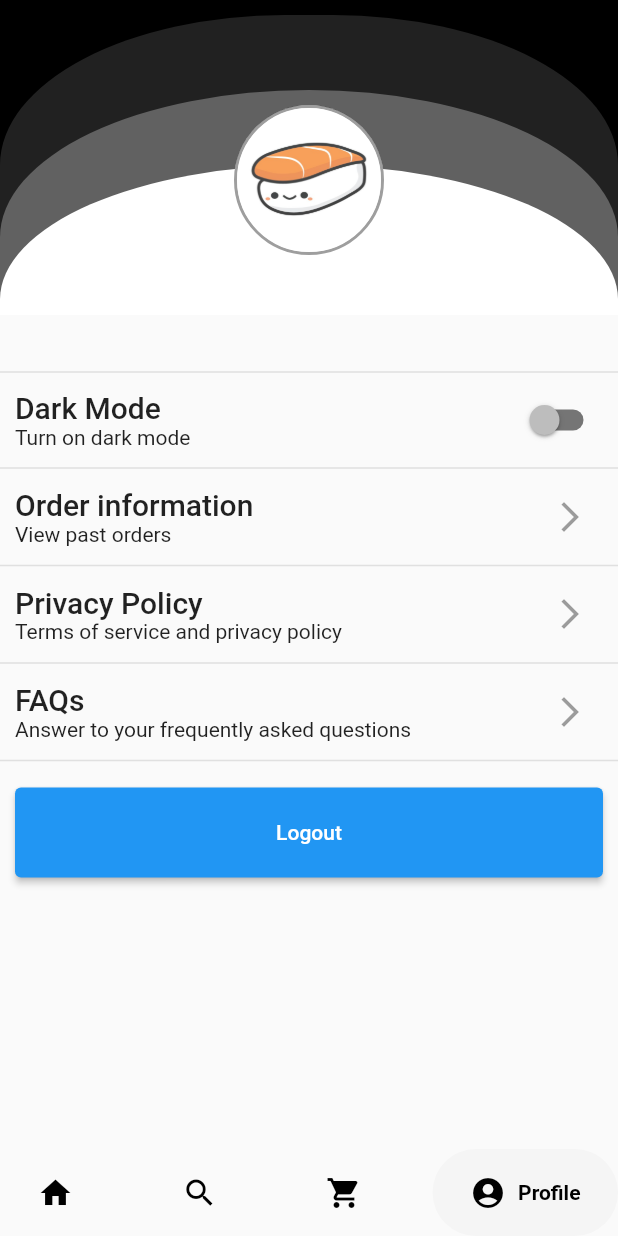
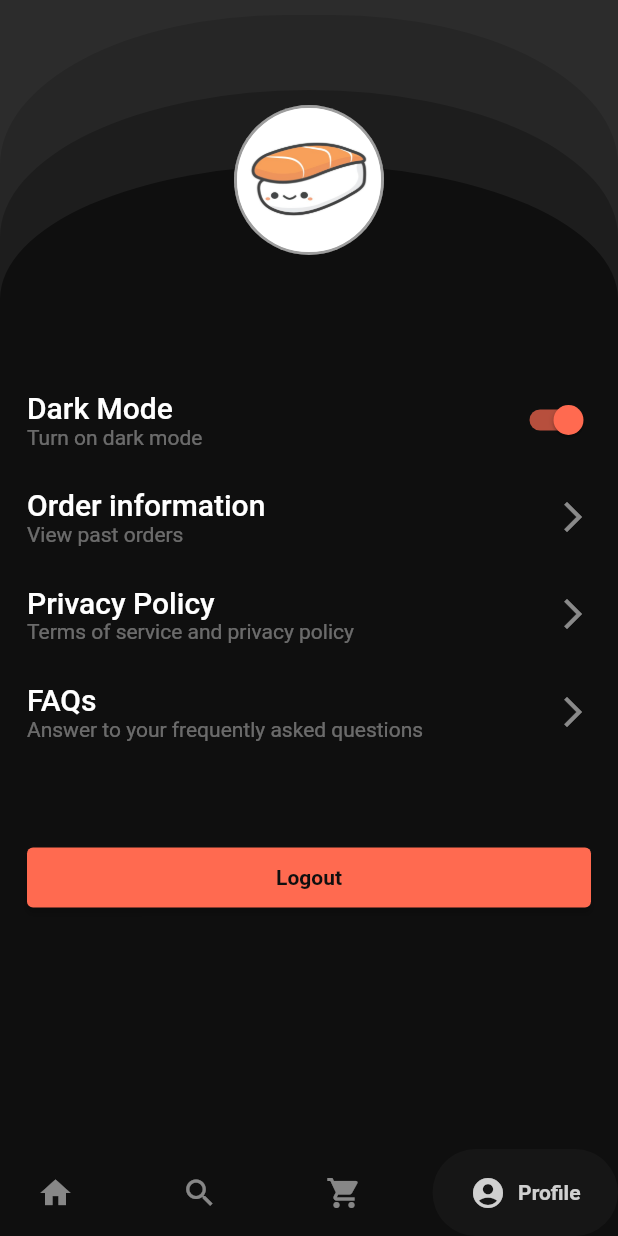
Before and after one commit to sufiyaanusmani/Blink, a Flutter app: the MainNavigator screen opened directly with empty values, item 4 of the bottom bar chosen, on a phone screen of 412 x 824 dp. Run offline on Flutter 3.47's test engine with Material 2 defaults, Android fonts, the phone set to English and light mode, and no system bars; drawn by our look-alikes of google_nav_bar; our stand-ins replace animated_text_kit, flutter_slidable, google_fonts, loading_animation_widget, shared_preferences, shimmer and 1 more; missing offline and left inert: animated_snack_bar, mysql_client, slide_to_act_reborn; accounts and stored records are empty.

Commit message:
dark mode enabled on screens

```diff
--- /dev/null
+++ b/lib/classes/UiColor.dart
@@ -0,0 +1,27 @@
+import 'package:flutter/material.dart';
+
+class ui {
+  static List<Color> colors = [
+    Color.fromARGB(255, 15, 15, 15), // 0
+    const Color.fromARGB(255, 35, 35, 35), // 1
+    const Color.fromARGB(255, 50, 50, 50), // 2
+    Colors.grey.shade600, // 3
+    const Color.fromARGB(190, 255, 255, 255), // 4
+    Color.fromARGB(255, 46, 46, 46), // 5
+    Colors.white38,  //6
+    Color(0xFFFF4500), //7
+    Color.fromARGB(158, 255, 109, 31), //8
+    Color(0xFF00CED1), //9
+    Color.fromARGB(255, 255, 106, 80), //10
+  ];
+
+  static Color val(int index) {
+    return colors[index];
+  }
+  static Color txt() {
+    return colors[4];
+  }
+  static Color txtop() {
+    return colors[6];
+  }
+}
--- a/lib/components/hours.dart
+++ b/lib/components/hours.dart
@@ -14,7 +14,7 @@ class MyHours extends StatelessWidget {
           hours < 10 ? '0$hours' : hours.toString(),
           style: const TextStyle(
             fontSize: 40,
-            color: Color.fromARGB(255, 2, 2, 2),
+            color: Colors.white70,
             // fontWeight: FontWeight.bold,
           ),
         ),
--- a/lib/components/minutes.dart
+++ b/lib/components/minutes.dart
@@ -14,7 +14,7 @@ class MyMinutes extends StatelessWidget {
           mins < 10 ? '0$mins' : mins.toString(),
           style: const TextStyle(
             fontSize: 40,
-            color: Color.fromARGB(255, 0, 0, 0),
+            color: Colors.white70,
           ),
         ),
       ),
--- a/lib/components/restaurant_card.dart
+++ b/lib/components/restaurant_card.dart
@@ -2,6 +2,8 @@ import 'package:flutter/material.dart';
 import 'package:food_delivery/mysql.dart';
 import 'package:food_delivery/screens/restaurant_screen.dart';
 import 'package:food_delivery/classes/restaurant.dart';
+
+import 'package:food_delivery/classes/UIColor.dart';
 
 class RestaurantCard extends StatelessWidget {
   final Restaurant restaurant;
@@ -22,7 +24,7 @@ class RestaurantCard extends StatelessWidget {
         ),
         decoration: BoxDecoration(
           borderRadius: BorderRadius.circular(20),
-          color: Colors.grey.shade800,
+          color: ui.val(1),
         ),
         child: Column(
           crossAxisAlignment: CrossAxisAlignment.stretch,
--- a/lib/components/saved_meals.dart
+++ b/lib/components/saved_meals.dart
@@ -1,4 +1,5 @@
 import 'package:flutter/material.dart';
+import 'package:food_delivery/classes/UIColor.dart';
 
 class SavedMealsScreen extends StatefulWidget {
   const SavedMealsScreen({super.key});
@@ -15,7 +16,8 @@ class _SavedMealsScreenState extends State<SavedMealsScreen> {
 
   @override
   Widget build(BuildContext context) {
-    return const Scaffold(
+    return Scaffold(
+      backgroundColor: ui.val(0),
       body: Center(
         child: Text('Hello, Saved Meals!'),
       ),
--- a/lib/components/setting_switch.dart
+++ b/lib/components/setting_switch.dart
@@ -1,4 +1,5 @@
 import 'package:flutter/material.dart';
+import 'package:food_delivery/classes/UIColor.dart';
 
 class SettingSwitch extends StatefulWidget {
   final String primaryTitle;
@@ -19,7 +20,7 @@ class _SettingSwitchState extends State<SettingSwitch> {
   @override
   Widget build(BuildContext context) {
     return Padding(
-      padding: const EdgeInsets.symmetric(horizontal: 10),
+      padding: const EdgeInsets.only(left: 18, right: 13),
       child: Row(
         crossAxisAlignment: CrossAxisAlignment.center,
         mainAxisAlignment: MainAxisAlignment.spaceBetween,
@@ -29,14 +30,22 @@ class _SettingSwitchState extends State<SettingSwitch> {
             children: [
               Text(widget.primaryTitle,
                   style: const TextStyle(
-                      fontSize: 20, fontWeight: FontWeight.w500)),
-              Text(widget.secondaryTitle),
+                    fontSize: 20,
+                    fontWeight: FontWeight.w500,
+                    color: Colors.white,
+                  )),
+              Text(
+                widget.secondaryTitle,
+                style: const TextStyle(
+                  color: Colors.white38,
+                ),
+              ),
             ],
           ),
           Switch(
             value: widget.switchValue,
-            activeColor: Colors.orangeAccent,
-            activeTrackColor: Colors.orange,
+            activeColor: ui.val(10),
+            activeTrackColor: ui.val(10).withOpacity(0.7),
             inactiveThumbColor: Colors.grey.shade400,
             inactiveTrackColor: Colors.grey.shade600,
             onChanged: (bool value) {
--- a/lib/components/small_restaurant_card.dart
+++ b/lib/components/small_restaurant_card.dart
@@ -3,6 +3,8 @@ import 'package:flutter/material.dart';
 import 'package:food_delivery/classes/product.dart';
 
 import '../classes/cart.dart';
+
+import 'package:food_delivery/classes/UIColor.dart';
 
 class SmallRestaurantCard extends StatelessWidget {
   final String imageID;
@@ -35,7 +37,7 @@ class SmallRestaurantCard extends StatelessWidget {
         child: Container(
           // padding: EdgeInsets.all(7.0),
           decoration: BoxDecoration(
-            color: Colors.grey.shade800,
+            color: ui.val(1),
             borderRadius: const BorderRadius.all(Radius.circular(25)),
           ),
           // padding: EdgeInsets.all(7.0),
--- a/lib/components/time_selector.dart
+++ b/lib/components/time_selector.dart
@@ -22,6 +22,7 @@ class _HomePageState extends State<HomePage> {
 
     _controller = FixedExtentScrollController();
   }
+
 
   final List<int> selectedHours = [08, 09, 10, 11, 12, 01, 02, 03, 04];
   final List<int> selectedMinutes = [00, 10, 20, 30, 40, 50];
@@ -69,7 +70,7 @@ class _HomePageState extends State<HomePage> {
               ":",
               style: TextStyle(
                 fontSize: 40,
-                color: Color.fromARGB(255, 0, 0, 0),
+                color: Colors.white70,
               ),
             ),
           ),
--- a/lib/components/title_button.dart
+++ b/lib/components/title_button.dart
@@ -12,10 +12,10 @@ class TitleButton extends StatelessWidget {
 
   @override
   Widget build(BuildContext context) {
-    return GestureDetector(
+    return InkWell(
       onTap: onPressed,
       child: Padding(
-        padding: const EdgeInsets.only(left: 10, right: 20, top: 5, bottom: 5),
+        padding: const EdgeInsets.only(left: 18, right: 18, top: 5, bottom: 5),
         child: Row(
           mainAxisAlignment: MainAxisAlignment.spaceBetween,
           children: [
@@ -27,16 +27,20 @@ class TitleButton extends StatelessWidget {
                   style: const TextStyle(
                     fontSize: 20,
                     fontWeight: FontWeight.w500,
+                    color: Colors.white,
                   ),
                 ),
                 Text(
                   subtitle,
+                  style: const TextStyle(
+                    color: Colors.white38,
+                  ),
                 ),
               ],
             ),
             const Icon(
               Icons.arrow_forward_ios,
-              color: Colors.black38,
+              color: Color.fromARGB(131, 255, 255, 255),
             ),
           ],
         ),
--- a/lib/main.dart
+++ b/lib/main.dart
@@ -18,7 +18,7 @@ class FoodDelivery extends StatelessWidget {
         appBarTheme: AppBarTheme(
           backgroundColor: Colors.blue.shade900,
           iconTheme: IconThemeData(
-            color: Colors.white,
+            color: Colors.black,
           ),
         ),
       ),
--- a/lib/screens/restaurant_screen.dart
+++ b/lib/screens/restaurant_screen.dart
@@ -6,6 +6,7 @@ import 'package:food_delivery/classes/category.dart';
 import 'package:food_delivery/screens/RestrauntHelperFiles/controller/sliver_scroll_controller.dart';
 import 'package:food_delivery/screens/RestrauntHelperFiles/widgets.dart';
 import 'RestrauntHelperfiles/model/product_category.dart';
+import 'package:food_delivery/classes/UIColor.dart';
 
 class RestaurantScreen extends StatefulWidget {
   static const String id = 'restaurant_screen';
--- a/lib/screens/settings_screen.dart
+++ b/lib/screens/settings_screen.dart
@@ -6,6 +6,8 @@ import 'package:food_delivery/mysql.dart';
 import 'package:food_delivery/screens/privacy_policy_screen.dart';
 import 'package:loading_animation_widget/loading_animation_widget.dart';
 import 'package:mysql_client/mysql_client.dart';
+import 'package:flutter/services.dart';
+import 'package:food_delivery/classes/UIColor.dart';
 
 class SettingsScreen extends StatefulWidget {
   static const String id = 'settings_screen';
@@ -74,19 +76,26 @@ class _SettingsScreenState extends State<SettingsScreen> {
 
   @override
   Widget build(BuildContext context) {
-    return ListView(
+    SystemChrome.setSystemUIOverlayStyle(SystemUiOverlayStyle(
+      statusBarColor: Color.fromARGB(255, 44, 44, 44),
+    ));
+    return Container(
+      decoration: BoxDecoration(
+        color: ui.val(0),
+      ),
+      child: ListView(
         children: [
           Header(
             name: name,
           ),
           const SizedBox(height: 30.0),
-        Divider(color: Colors.grey.shade300, thickness: 1),
+          Divider(color: Colors.transparent, thickness: 2),
           SettingSwitch(
             primaryTitle: 'Dark Mode',
             secondaryTitle: 'Turn on dark mode',
-          switchValue: false,
+            switchValue: true,
           ),
-        Divider(color: Colors.grey.shade300, thickness: 1),
+          Divider(color: Colors.transparent, thickness: 2),
           TitleButton(
             title: "Order information",
             subtitle: "View past orders",
@@ -101,16 +110,18 @@ class _SettingsScreenState extends State<SettingsScreen> {
               );
             },
           ),
-        Divider(color: Colors.grey.shade300, thickness: 1),
+          Divider(color: Colors.transparent, thickness: 2),
           TitleButton(
             title: "Privacy Policy",
             subtitle: "Terms of service and privacy policy",
             onPressed: () {
-            Navigator.push(context,
-                MaterialPageRoute(builder: (context) => PrivacyPolicyScreen()));
+              Navigator.push(
+                  context,
+                  MaterialPageRoute(
+                      builder: (context) => PrivacyPolicyScreen()));
             },
           ),
-        Divider(color: Colors.grey.shade300, thickness: 1),
+          Divider(color: Colors.transparent, thickness: 2),
           TitleButton(
             title: "FAQs",
             subtitle: "Answer to your frequently asked questions",
@@ -118,19 +129,30 @@ class _SettingsScreenState extends State<SettingsScreen> {
               Navigator.pop(context);
             },
           ),
-        Divider(color: Colors.grey.shade300, thickness: 1),
+          Divider(color: Colors.transparent, thickness: 2),
+          SizedBox(
+            height: 50,
+          ),
           Container(
             width: 4,
-          height: 80,
-          padding: EdgeInsets.all(10),
+            height: 40,
+            padding: EdgeInsets.only(left: 18, right: 18),
             child: ElevatedButton(
+              style: ElevatedButton.styleFrom(
+                primary: ui.val(10),
+              ),
               onPressed: () {
                 Navigator.pop(context);
               },
-            child: Text('Logout'),
+              child: Container(
+                  child: Text(
+                'Logout',
+                style: TextStyle(color: ui.val(0), fontWeight: FontWeight.bold),
+              )),
             ),
           )
         ],
+      ),
     );
   }
 }
@@ -147,15 +169,15 @@ class Header extends StatelessWidget {
         Container(
           width: MediaQuery.of(context).size.width,
           height: 210,
-          decoration: const BoxDecoration(
-            color: Colors.black,
+          decoration: BoxDecoration(
+            color: Color.fromARGB(255, 44, 44, 44),
           ),
         ),
         Container(
           width: MediaQuery.of(context).size.width,
           height: 200,
           decoration: BoxDecoration(
-            color: Colors.grey.shade900,
+            color: const Color.fromARGB(255, 38, 38, 38),
             borderRadius:
                 BorderRadius.vertical(top: Radius.elliptical(190, 100)),
           ),
@@ -164,7 +186,7 @@ class Header extends StatelessWidget {
           width: MediaQuery.of(context).size.width,
           height: 150,
           decoration: BoxDecoration(
-            color: Colors.grey.shade700,
+            color: const Color.fromARGB(255, 29, 29, 29),
             borderRadius:
                 BorderRadius.vertical(top: Radius.elliptical(210, 100)),
           ),
@@ -172,8 +194,8 @@ class Header extends StatelessWidget {
         Container(
           width: MediaQuery.of(context).size.width,
           height: 100,
-          decoration: const BoxDecoration(
-            color: Colors.white,
+          decoration: BoxDecoration(
+            color: ui.val(0),
             borderRadius:
                 BorderRadius.vertical(top: Radius.elliptical(230, 100)),
           ),
@@ -204,6 +226,7 @@ class Header extends StatelessWidget {
           name,
           style: TextStyle(
             fontSize: 40.0,
+            color: Colors.white,
           ),
         ),
       ],
@@ -305,7 +328,7 @@ class OrdersList extends StatelessWidget {
               Container(
                 padding: EdgeInsets.all(10),
                 decoration:
-                    BoxDecoration(color: Colors.orangeAccent.withOpacity(0.5)),
+                    BoxDecoration(color: Color.fromARGB(255, 255, 101, 44)),
                 child: Row(
                   mainAxisAlignment: MainAxisAlignment.spaceBetween,
                   children: [
--- a/lib/services/navigator.dart
+++ b/lib/services/navigator.dart
@@ -5,6 +5,8 @@ import 'package:food_delivery/screens/cart_screen.dart';
 import 'package:food_delivery/screens/search_screen.dart';
 import 'package:google_nav_bar/google_nav_bar.dart';
 import 'package:food_delivery/arguments/home_screen_arguments.dart';
+
+import 'package:food_delivery/classes/UIColor.dart';
 
 class MainNavigator extends StatefulWidget {
   static const id = 'main-navigator';
@@ -22,15 +24,16 @@ class _MainNavigatorState extends State<MainNavigator> {
         ModalRoute.of(context)!.settings.arguments as HomeScreenArguments;
     return Scaffold(
       bottomNavigationBar: GNav(
-        rippleColor: Colors.grey[300]!,
-        hoverColor: Colors.grey[100]!,
+        backgroundColor: ui.val(0),
+        rippleColor: Colors.grey.withOpacity(0.3)!,
+        hoverColor: Colors.grey.withOpacity(0.13)!,
         gap: 8,
-        activeColor: Colors.black,
+        activeColor: Colors.white.withOpacity(0.8),
         iconSize: 24,
         padding: EdgeInsets.symmetric(horizontal: 25, vertical: 17),
         duration: Duration(milliseconds: 400),
-        tabBackgroundColor: Colors.grey[100]!,
-        color: Colors.black,
+        tabBackgroundColor: Colors.grey.withOpacity(0.05)!,
+        color: Colors.white.withOpacity(0.5),
         onTabChange: (int index) {
           setState(() {
             currentPageIndex = index;
```
Also changed, not shown: lib/components/searchbar.dart (+12 -8 lines), lib/components/your_cart_screen.dart (+48 -48 lines), lib/screens/cart_screen.dart (+10 -3 lines), lib/screens/home_screen.dart (+27 -15 lines), lib/screens/privacy_policy_screen.dart (+23 -14 lines), lib/screens/search_results.dart (+8 -3 lines), lib/screens/search_screen.dart (+13 -6 lines). Lines whose indentation alone changed are shown as unchanged.
